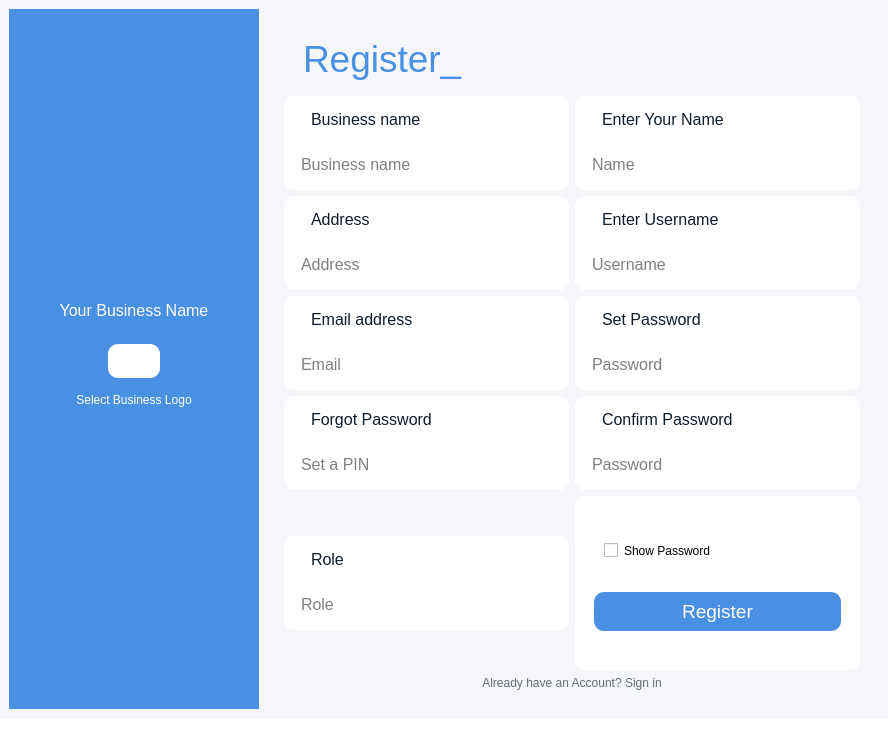
First picture: the form in register.ui, repository arshc0der/Inventory-Management-System, before the edit.
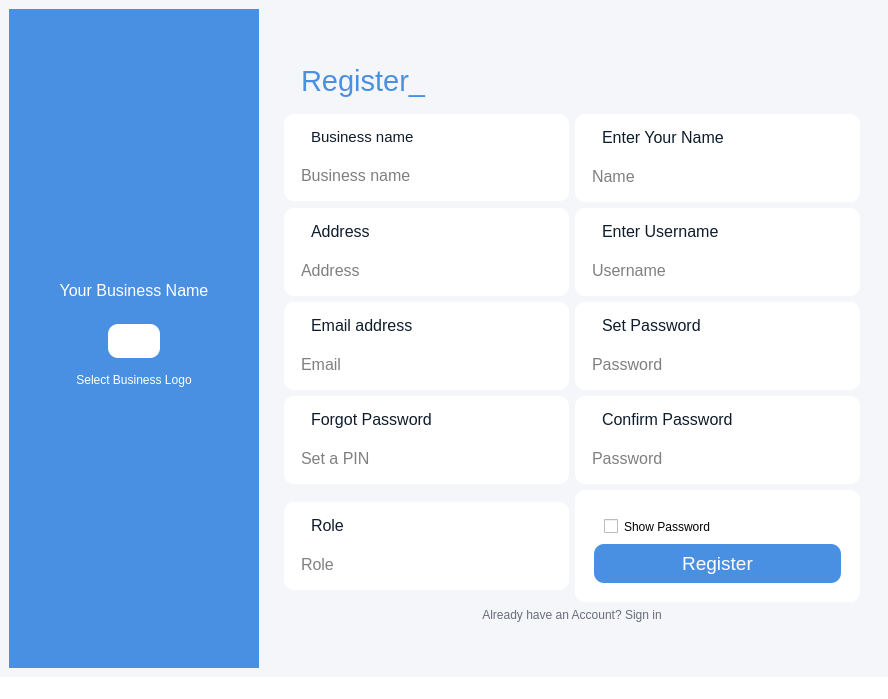
Second picture: the form after the edit. Icons and pictures are not drawn.

Patch:
```diff
--- a/register.ui
+++ b/register.ui
@@ -7,9 +7,15 @@
     <x>0</x>
     <y>0</y>
     <width>888</width>
-    <height>740</height>
+    <height>699</height>
    </rect>
   </property>
+  <property name="sizePolicy">
+   <sizepolicy hsizetype="Preferred" vsizetype="Preferred">
+    <horstretch>0</horstretch>
+    <verstretch>0</verstretch>
+   </sizepolicy>
+  </property>
   <property name="windowTitle">
    <string>IMS : Register</string>
   </property>
@@ -47,7 +53,7 @@
        <item>
         <layout class="QHBoxLayout" name="horizontalLayout">
          <item>
-          <widget class="QFrame" name="">
+          <widget class="QFrame" name="frame">
            <property name="sizePolicy">
             <sizepolicy hsizetype="Preferred" vsizetype="Fixed">
              <horstretch>0</horstretch>
@@ -166,6 +172,12 @@
     </item>
     <item>
      <widget class="QFrame" name="horizontalFrame">
+      <property name="sizePolicy">
+       <sizepolicy hsizetype="Preferred" vsizetype="Fixed">
+        <horstretch>0</horstretch>
+        <verstretch>0</verstretch>
+       </sizepolicy>
+      </property>
       <property name="styleSheet">
        <string notr="true">padding:10px;
 border:none</string>
@@ -185,7 +197,7 @@
          <property name="font">
           <font>
            <family>Segoe UI</family>
-           <pointsize>28</pointsize>
+           <pointsize>22</pointsize>
           </font>
          </property>
          <property name="styleSheet">
@@ -194,6 +206,9 @@
          <property name="text">
           <string>Register_</string>
          </property>
+         <property name="textInteractionFlags">
+          <set>Qt::TextInteractionFlag::NoTextInteraction</set>
+         </property>
         </widget>
        </item>
        <item>
@@ -212,6 +227,9 @@
 border-radius:10px;</string>
            </property>
            <layout class="QVBoxLayout" name="verticalLayout_7">
+            <property name="spacing">
+             <number>0</number>
+            </property>
             <property name="leftMargin">
              <number>5</number>
             </property>
@@ -262,7 +280,7 @@
                  </property>
                  <property name="font">
                   <font>
-                   <pointsize>12</pointsize>
+                   <pointsize>11</pointsize>
                   </font>
                  </property>
                  <property name="styleSheet">
@@ -315,6 +333,9 @@
 border-radius:10px;</string>
            </property>
            <layout class="QVBoxLayout" name="verticalLayout_2">
+            <property name="spacing">
+             <number>0</number>
+            </property>
             <property name="leftMargin">
              <number>5</number>
             </property>
@@ -419,6 +440,9 @@
 border-radius:10px;</string>
            </property>
            <layout class="QVBoxLayout" name="verticalLayout_9">
+            <property name="spacing">
+             <number>0</number>
+            </property>
             <property name="leftMargin">
              <number>5</number>
             </property>
@@ -522,6 +546,9 @@
 border-radius:10px;</string>
            </property>
            <layout class="QVBoxLayout" name="verticalLayout_4">
+            <property name="spacing">
+             <number>0</number>
+            </property>
             <property name="leftMargin">
              <number>5</number>
             </property>
@@ -626,6 +653,9 @@
 border-radius:10px;</string>
            </property>
            <layout class="QVBoxLayout" name="verticalLayout_10">
+            <property name="spacing">
+             <number>0</number>
+            </property>
             <property name="leftMargin">
              <number>5</number>
             </property>
@@ -729,6 +759,9 @@
 border-radius:10px;</string>
            </property>
            <layout class="QVBoxLayout" name="verticalLayout_11">
+            <property name="spacing">
+             <number>0</number>
+            </property>
             <property name="leftMargin">
              <number>5</number>
             </property>
@@ -836,6 +869,9 @@
 border-radius:10px;</string>
            </property>
            <layout class="QVBoxLayout" name="verticalLayout_8">
+            <property name="spacing">
+             <number>0</number>
+            </property>
             <property name="leftMargin">
              <number>5</number>
             </property>
@@ -939,6 +975,9 @@
 border-radius:10px;</string>
            </property>
            <layout class="QVBoxLayout" name="verticalLayout_12">
+            <property name="spacing">
+             <number>0</number>
+            </property>
             <property name="leftMargin">
              <number>5</number>
             </property>
@@ -1046,6 +1085,9 @@
 border-radius:10px;</string>
            </property>
            <layout class="QVBoxLayout" name="verticalLayout_3">
+            <property name="spacing">
+             <number>0</number>
+            </property>
             <property name="leftMargin">
              <number>5</number>
             </property>
@@ -1134,8 +1176,17 @@
          </item>
          <item>
           <layout class="QVBoxLayout" name="verticalLayout_5">
+           <property name="spacing">
+            <number>0</number>
+           </property>
            <item>
             <widget class="QFrame" name="verticalFrame">
+             <property name="sizePolicy">
+              <sizepolicy hsizetype="Preferred" vsizetype="Fixed">
+               <horstretch>0</horstretch>
+               <verstretch>0</verstretch>
+              </sizepolicy>
+             </property>
              <property name="layoutDirection">
               <enum>Qt::LayoutDirection::RightToLeft</enum>
              </property>
@@ -1145,6 +1196,9 @@
 border-radius:10px;</string>
              </property>
              <layout class="QVBoxLayout" name="verticalLayout">
+              <property name="spacing">
+               <number>0</number>
+              </property>
               <item>
                <widget class="QCheckBox" name="show_pass_checkBox">
                 <property name="sizePolicy">
```
